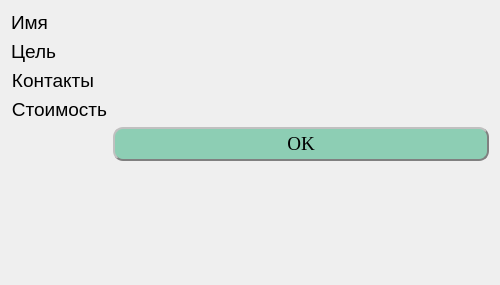
Old version of the form Interface/StudentInfoDialog.ui in the repository BackDad/Diploma_GB.
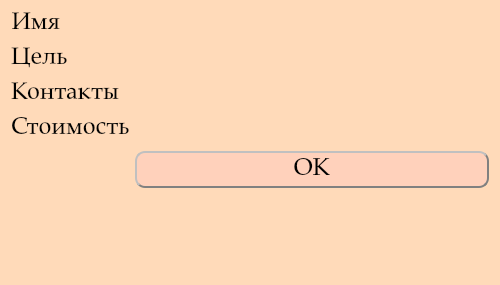
New version of the form.

Commit message: изменено основно окно и оформление приложения

The edit to the form file:
```diff
--- a/Interface/StudentInfoDialog.ui
+++ b/Interface/StudentInfoDialog.ui
@@ -26,14 +26,15 @@
    <string>Profile</string>
   </property>
   <property name="styleSheet">
-   <string notr="true"/>
+   <string notr="true">background-color: rgb(255, 218, 185);</string>
   </property>
   <layout class="QFormLayout" name="formLayout">
    <item row="0" column="0">
     <widget class="QLabel" name="label">
      <property name="font">
       <font>
-       <pointsize>14</pointsize>
+       <family>Palatino Linotype</family>
+       <pointsize>18</pointsize>
       </font>
      </property>
      <property name="layoutDirection">
@@ -65,13 +66,17 @@
     <widget class="QLabel" name="name_l">
      <property name="font">
       <font>
-       <pointsize>14</pointsize>
+       <family>Palatino Linotype</family>
+       <pointsize>18</pointsize>
       </font>
      </property>
      <property name="styleSheet">
-      <string notr="true">color: rgb(255, 255, 255);
-color: rgb(0, 0, 0);
-background-color: rgba(255, 255, 255, 0);</string>
+      <string notr="true">QLable {
+    background-color: #D3D3D3;
+    border: 2px solid #00CED1;
+    border-radius: 5px;
+}
+</string>
      </property>
      <property name="text">
       <string/>
@@ -91,7 +96,8 @@
     <widget class="QLabel" name="label_2">
      <property name="font">
       <font>
-       <pointsize>14</pointsize>
+       <family>Palatino Linotype</family>
+       <pointsize>18</pointsize>
       </font>
      </property>
      <property name="layoutDirection">
@@ -123,13 +129,17 @@
     <widget class="QLabel" name="target_l">
      <property name="font">
       <font>
-       <pointsize>14</pointsize>
+       <family>Palatino Linotype</family>
+       <pointsize>18</pointsize>
       </font>
      </property>
      <property name="styleSheet">
-      <string notr="true">color: rgb(255, 255, 255);
-color: rgb(0, 0, 0);
-background-color: rgba(255, 255, 255, 0);</string>
+      <string notr="true">QLable {
+    background-color: #D3D3D3;
+    border: 2px solid #00CED1;
+    border-radius: 5px;
+}
+</string>
      </property>
      <property name="frameShadow">
       <enum>QFrame::Raised</enum>
@@ -152,7 +162,8 @@
     <widget class="QLabel" name="label_3">
      <property name="font">
       <font>
-       <pointsize>14</pointsize>
+       <family>Palatino Linotype</family>
+       <pointsize>18</pointsize>
       </font>
      </property>
      <property name="layoutDirection">
@@ -184,13 +195,17 @@
     <widget class="QLabel" name="contact_l">
      <property name="font">
       <font>
-       <pointsize>14</pointsize>
+       <family>Palatino Linotype</family>
+       <pointsize>18</pointsize>
       </font>
      </property>
      <property name="styleSheet">
-      <string notr="true">color: rgb(255, 255, 255);
-color: rgb(0, 0, 0);
-background-color: rgba(255, 255, 255, 0);</string>
+      <string notr="true">QLable {
+    background-color: #D3D3D3;
+    border: 2px solid #00CED1;
+    border-radius: 5px;
+}
+</string>
      </property>
      <property name="text">
       <string/>
@@ -210,7 +225,8 @@
     <widget class="QLabel" name="label_4">
      <property name="font">
       <font>
-       <pointsize>14</pointsize>
+       <family>Palatino Linotype</family>
+       <pointsize>18</pointsize>
       </font>
      </property>
      <property name="layoutDirection">
@@ -242,13 +258,17 @@
     <widget class="QLabel" name="cost_l">
      <property name="font">
       <font>
-       <pointsize>14</pointsize>
+       <family>Palatino Linotype</family>
+       <pointsize>18</pointsize>
       </font>
      </property>
      <property name="styleSheet">
-      <string notr="true">color: rgb(255, 255, 255);
-color: rgb(0, 0, 0);
-background-color: rgba(255, 255, 255, 0);</string>
+      <string notr="true">QLable {
+    background-color: #D3D3D3;
+    border: 2px solid #00CED1;
+    border-radius: 5px;
+}
+</string>
      </property>
      <property name="text">
       <string/>
@@ -268,19 +288,18 @@
     <widget class="QPushButton" name="Ok_b">
      <property name="font">
       <font>
-       <family>Times New Roman</family>
-       <pointsize>14</pointsize>
+       <family>Palatino Linotype</family>
+       <pointsize>18</pointsize>
       </font>
      </property>
      <property name="styleSheet">
       <string notr="true">
 QPushButton {
-	color: rgb(0, 0, 0);
     border-style: outset;
     border-width: 2px;
     border-color: gray;
     padding: 4px;
-	background-color: rgb(141, 206, 180);
+	background-color: rgb(255, 209, 187);
 	border-radius: 10px;
 
 
```
Left out of the diff: 2 changed lines with no effect on the pictures. The commit also changes 5 other files.
